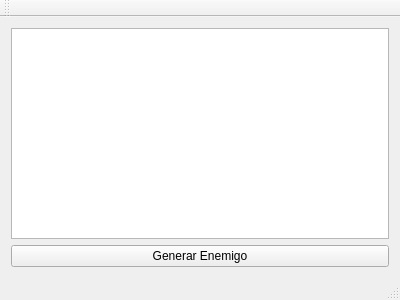
The window that Implementacion en Qt/mainwindow.ui (SantiagoCaceres/ProyectoFinalAdventure) describes before a commit, drawn with Qt 5.
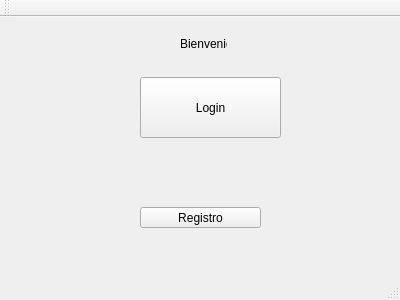
The same window after the commit.

Commit message:
Comienzo el login
Falta enlazar con los demás datos del jugador

Diff of the .ui file:
```diff
--- a/Implementacion en Qt/mainwindow.ui
+++ b/Implementacion en Qt/mainwindow.ui
@@ -14,18 +14,45 @@
    <string>MainWindow</string>
   </property>
   <widget class="QWidget" name="centralWidget">
-   <layout class="QGridLayout" name="gridLayout">
-    <item row="0" column="0">
-     <widget class="QGraphicsView" name="graphicsView"/>
-    </item>
-    <item row="1" column="0">
-     <widget class="QPushButton" name="pushButton">
-      <property name="text">
-       <string>Generar Enemigo</string>
-      </property>
-     </widget>
-    </item>
-   </layout>
+   <widget class="QPushButton" name="pushButton">
+    <property name="geometry">
+     <rect>
+      <x>140</x>
+      <y>190</y>
+      <width>121</width>
+      <height>21</height>
+     </rect>
+    </property>
+    <property name="text">
+     <string>Registro</string>
+    </property>
+   </widget>
+   <widget class="QPushButton" name="pushButton_2">
+    <property name="geometry">
+     <rect>
+      <x>140</x>
+      <y>60</y>
+      <width>141</width>
+      <height>61</height>
+     </rect>
+    </property>
+    <property name="text">
+     <string>Login</string>
+    </property>
+   </widget>
+   <widget class="QLabel" name="label">
+    <property name="geometry">
+     <rect>
+      <x>180</x>
+      <y>20</y>
+      <width>47</width>
+      <height>13</height>
+     </rect>
+    </property>
+    <property name="text">
+     <string>Bienvenido</string>
+    </property>
+   </widget>
   </widget>
   <widget class="QMenuBar" name="menuBar">
    <property name="geometry">
```
The commit also changes 17 other files.
